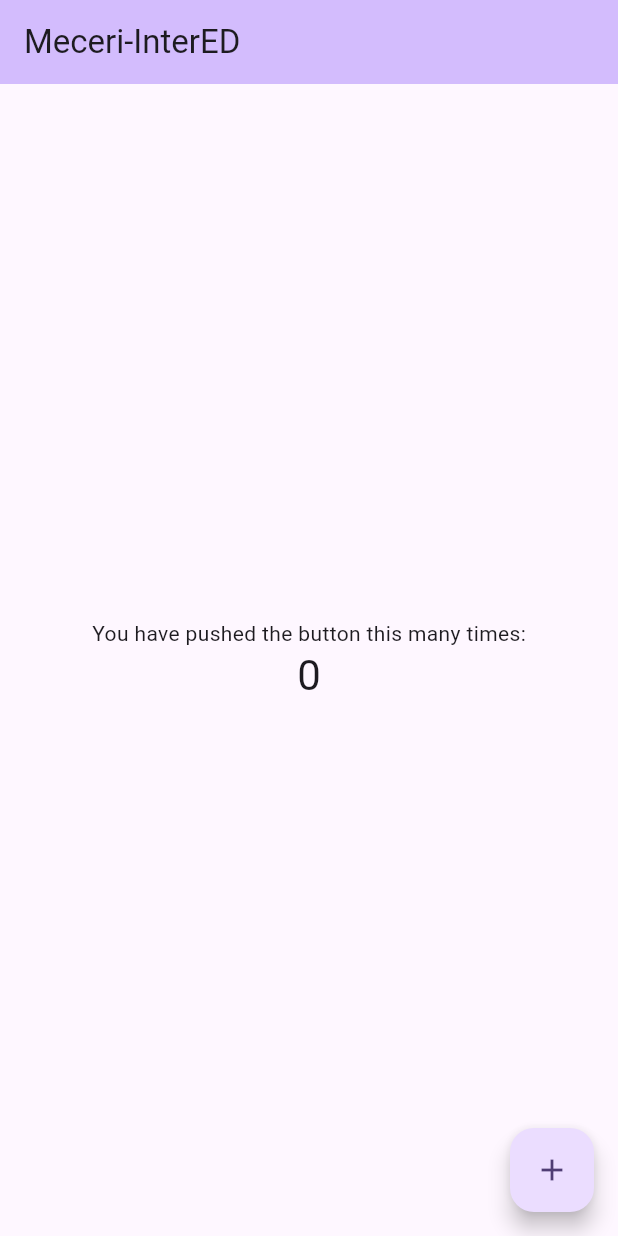
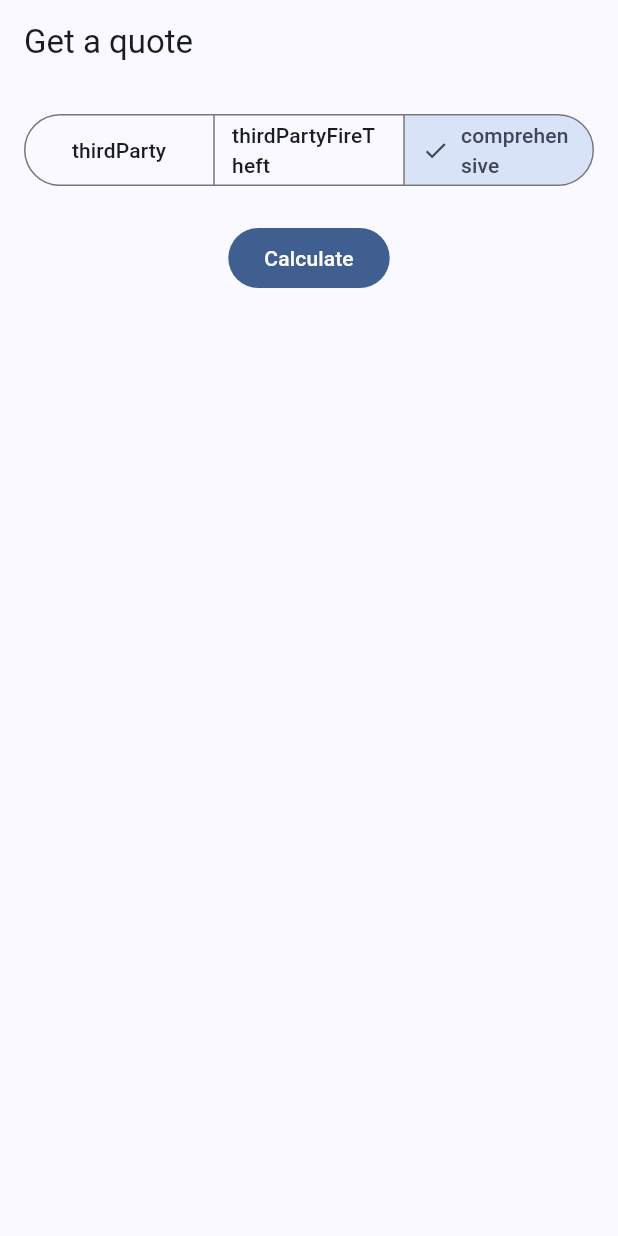
Before and after one commit to Clynton19860/flutter, a Flutter app: the screen it shows after launch, on a phone screen of 412 x 824 dp. Run offline on Flutter 3.47's test engine with Material 3 defaults, Android fonts, the phone set to English and light mode, and no system bars.

Commit message:
day 2 :skeleton lab 1.4

```diff
--- a/dartpad/02_null_safety.dart
+++ b/dartpad/02_null_safety.dart
@@ -15,7 +15,7 @@ void main() {
   print(nickname?.length);      // null
   print(nickname ?? 'none');    // 'none'
   nickname ??= 'S';             // assign only if null
-  print(nickname!.length);      // ! = "trust me, not null", throws if wrong
+  print(nickname.length);      // ! = "trust me, not null", throws if wrong
 
   String? maybe = DateTime.now().hour > 0 ? 'value' : null;
   if (maybe != null) {
--- /dev/null
+++ b/quote_app/lib/app.dart
@@ -0,0 +1,16 @@
+import 'package:flutter/material.dart';
+import 'package:quote_app/features/quote/presentation/capture_screen.dart';
+
+class QuoteApp extends StatelessWidget {
+  const QuoteApp({super.key});
+
+  @override
+  Widget build(BuildContext context) => MaterialApp(
+    title: 'Quote App',
+    theme: ThemeData(
+      colorSchemeSeed: const Color(0xFF0B2545),
+      useMaterial3: true,
+    ),
+    home: const CaptureScreen(),
+  );
+}
--- /dev/null
+++ b/quote_app/lib/features/quote/domain/quote_model.dart
@@ -0,0 +1,144 @@
+
+// LAB 1.2 — QUOTE DOMAIN MODEL
+
+
+// ---------- 1. Cover ----------
+
+enum Cover {
+  thirdParty,
+  thirdPartyFireTheft,
+  comprehensive;
+
+  double get factor => switch (this) {
+    Cover.thirdParty => 0.6,
+    Cover.thirdPartyFireTheft => 0.8,
+    Cover.comprehensive => 1.0,
+  };
+}
+
+// ---------- 2. QuoteRequest ----------
+
+class QuoteRequest {
+  final String make;
+  final String? model;
+  final int year;
+  final int driverAge;
+  final Cover cover;
+
+  const QuoteRequest({
+    required this.make,
+    this.model,
+    required this.year,
+    required this.driverAge,
+    required this.cover,
+  });
+
+  QuoteRequest copyWith({
+    String? make,
+    String? model,
+    int? year,
+    int? driverAge,
+    Cover? cover,
+  }) {
+    return QuoteRequest(
+      make: make ?? this.make,
+      model: model ?? this.model,
+      year: year ?? this.year,
+      driverAge: driverAge ?? this.driverAge,
+      cover: cover ?? this.cover,
+    );
+  }
+}
+
+// ---------- 3. Quote ----------
+
+class Quote {
+  final String id;
+  final double premium;
+  final String currency;
+
+  const Quote({
+    required this.id,
+    required this.premium,
+    this.currency = 'ZAR',
+  });
+
+  String get display {
+    return '$currency ${premium.toStringAsFixed(2)}';
+  }
+
+  factory Quote.fromJson(Map<String, dynamic> json) {
+    return Quote(
+      id: json['id'] as String,
+      premium: (json['premium'] as num).toDouble(),
+      currency: json['currency'] as String? ?? 'ZAR',
+    );
+  }
+
+  Map<String, dynamic> toJson() {
+    return {
+      'id': id,
+      'premium': premium,
+      'currency': currency,
+    };
+  }
+}
+
+// ---------- 4. Money Extension ----------
+
+extension Money on double {
+  String get rands => 'R ${toStringAsFixed(2)}';
+}
+
+// ---------- 5. Premium Calculation ----------
+
+double calculatePremium(QuoteRequest request) {
+  double premium = 1000;
+
+  // Young driver loading
+  if (request.driverAge < 25) {
+    premium *= 1.5;
+  }
+
+  // Older vehicle loading
+  if (request.year < 2015) {
+    premium *= 1.2;
+  }
+
+  // Cover factor
+  premium *= request.cover.factor;
+
+  // Round to 2 decimal places
+  return (premium * 100).round() / 100;
+}
+
+// ---------- 6. Sealed Quote State ----------
+
+sealed class QuoteState {}
+
+class Idle extends QuoteState {}
+
+class Loading extends QuoteState {}
+
+class Loaded extends QuoteState {
+  final Quote quote;
+
+  Loaded(this.quote);
+}
+
+class Failed extends QuoteState {
+  final String message;
+
+  Failed(this.message);
+}
+
+// ---------- 7. Describe Quote State ----------
+
+String describe(QuoteState state) {
+  return switch (state) {
+    Idle() => 'Fill in the form',
+    Loading() => 'Calculating…',
+    Loaded(:final quote) => 'Premium ${quote.display}',
+    Failed(:final message) => 'Error: $message',
+  };
+}
--- /dev/null
+++ b/quote_app/lib/features/quote/presentation/capture_screen.dart
@@ -0,0 +1,62 @@
+import 'package:flutter/material.dart';
+import 'package:quote_app/features/quote/domain/quote_model.dart';
+
+class CaptureScreen extends StatefulWidget {
+  const CaptureScreen({super.key});
+
+  @override
+  State<CaptureScreen> createState() => _CaptureScreenState();
+}
+
+class _CaptureScreenState extends State<CaptureScreen> {
+  Cover _cover = Cover.comprehensive;
+  double? _premium;
+
+  void _calculate() {
+    final r = QuoteRequest(
+      make: 'VW',
+      year: 2020,
+      driverAge: 22,
+      cover: _cover,
+    );
+    setState(() => _premium = calculatePremium(r));
+  }
+
+  @override
+  Widget build(BuildContext context) => Scaffold(
+    appBar: AppBar(title: const Text('Get a quote')),
+    body: Padding(
+      padding: const EdgeInsets.all(16),
+      child: Column(
+        children: [
+          SegmentedButton<Cover>(
+            segments: [
+              for (final c in Cover.values)
+                ButtonSegment(value: c, label: Text(c.name)),
+            ],
+            selected: {_cover},
+            onSelectionChanged: (s) => setState(() => _cover = s.first),
+          ),
+          const SizedBox(height: 20),
+          FilledButton(
+            onPressed: _calculate,
+            child: const Text('Calculate'),
+          ),
+          const SizedBox(height: 24),
+          if (_premium != null) PremiumBadge(amount: _premium!),
+        ],
+      ),
+    ),
+  );
+}
+
+class PremiumBadge extends StatelessWidget {
+  const PremiumBadge({super.key, required this.amount});
+  final double amount;
+
+  @override
+  Widget build(BuildContext context) => Text(
+    amount.rands,
+    style: Theme.of(context).textTheme.headlineMedium,
+  );
+}
--- a/quote_app/lib/main.dart
+++ b/quote_app/lib/main.dart
@@ -1,123 +1,4 @@
 import 'package:flutter/material.dart';
+import 'package:quote_app/app.dart';
 
-void main() {
-  runApp(const MyApp());
-}
-
-class MyApp extends StatelessWidget {
-  const MyApp({super.key});
-
-  // This widget is the root of your application.
-  @override
-  Widget build(BuildContext context) {
-    return MaterialApp(
-      title: 'Flutter Demo',
-      theme: ThemeData(
-        // This is the theme of your application.
-        //
-        // TRY THIS: Try running your application with "flutter run". You'll see
-        // the application has a purple toolbar. Then, without quitting the app,
-        // try changing the seedColor in the colorScheme below to Colors.green
-        // and then invoke "hot reload" (save your changes or press the "hot
-        // reload" button in a Flutter-supported IDE, or press "r" if you used
-        // the command line to start the app).
-        //
-        // Notice that the counter didn't reset back to zero; the application
-        // state is not lost during the reload. To reset the state, use hot
-        // restart instead.
-        //
-        // This works for code too, not just values: Most code changes can be
-        // tested with just a hot reload.
-        colorScheme: .fromSeed(seedColor: Colors.deepPurple),
-      ),
-      home: const MyHomePage(title: 'Meceri-InterED'),
-    );
-  }
-
-}
-
-class MyHomePage extends StatefulWidget {
-  const MyHomePage({super.key, required this.title});
-
-  // This widget is the home page of your application. It is stateful, meaning
-  // that it has a State object (defined below) that contains fields that affect
-  // how it looks.
-
-  // This class is the configuration for the state. It holds the values (in this
-  // case the title) provided by the parent (in this case the App widget) and
-  // used by the build method of the State. Fields in a Widget subclass are
-  // always marked "final".
-
-  final String title;
-
-  @override
-  State<MyHomePage> createState() => _MyHomePageState();
-}
-
-class _MyHomePageState extends State<MyHomePage> {
-  int _counter = 0;
-
-  void _incrementCounter() {
-    setState(() {
-      // This call to setState tells the Flutter framework that something has
-      // changed in this State, which causes it to rerun the build method below
-      // so that the display can reflect the updated values. If we changed
-      // _counter without calling setState(), then the build method would not be
-      // called again, and so nothing would appear to happen.
-      _counter++;
-    });
-  }
-
-  @override
-  Widget build(BuildContext context) {
-    // This method is rerun every time setState is called, for instance as done
-    // by the _incrementCounter method above.
-    //
-    // The Flutter framework has been optimized to make rerunning build methods
-    // fast, so that you can just rebuild anything that needs updating rather
-    // than having to individually change instances of widgets.
-    return Scaffold(
-      appBar: AppBar(
-        // TRY THIS: Try changing the color here to a specific color (to
-        // Colors.amber, perhaps?) and trigger a hot reload to see the AppBar
-        // change color while the other colors stay the same.
-        backgroundColor: Theme.of(context).colorScheme.inversePrimary,
-        // Here we take the value from the MyHomePage object that was created by
-        // the App.build method, and use it to set our appbar title.
-        title: Text(widget.title),
-      ),
-      body: Center(
-        // Center is a layout widget. It takes a single child and positions it
-        // in the middle of the parent.
-        child: Column(
-          // Column is also a layout widget. It takes a list of children and
-          // arranges them vertically. By default, it sizes itself to fit its
-          // children horizontally, and tries to be as tall as its parent.
-          //
-          // Column has various properties to control how it sizes itself and
-          // how it positions its children. Here we use mainAxisAlignment to
-          // center the children vertically; the main axis here is the vertical
-          // axis because Columns are vertical (the cross axis would be
-          // horizontal).
-          //
-          // TRY THIS: Invoke "debug painting" (choose the "Toggle Debug Paint"
-          // action in the IDE, or press "p" in the console), to see the
-          // wireframe for each widget.
-          mainAxisAlignment: .center,
-          children: [
-            const Text('You have pushed the button this many times:'),
-            Text(
-              '$_counter',
-              style: Theme.of(context).textTheme.headlineMedium,
-            ),
-          ],
-        ),
-      ),
-      floatingActionButton: FloatingActionButton(
-        onPressed: _incrementCounter,
-        tooltip: 'Increment',
-        child: const Icon(Icons.add),
-      ),
-    );
-  }
-}
+void main() => runApp(const QuoteApp());
```
Also changed, not shown: 2 other files.
